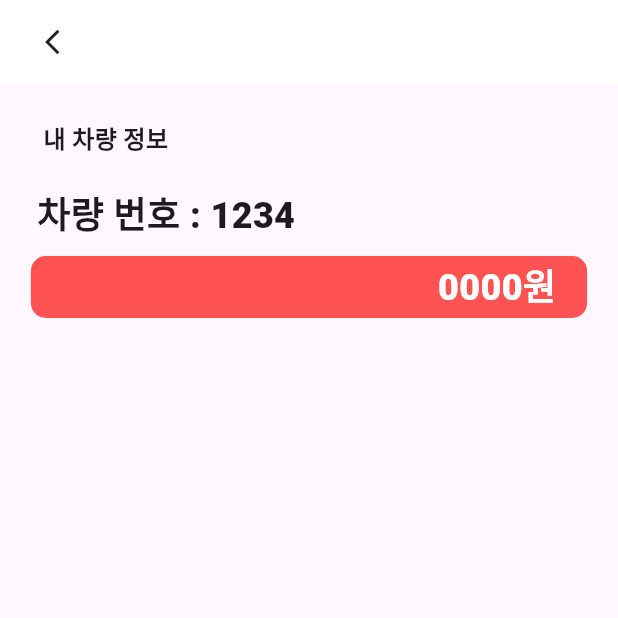
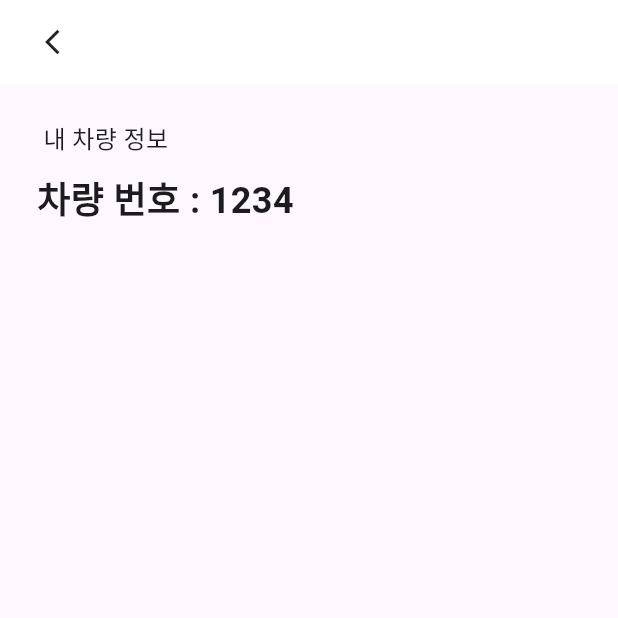
Before and after one commit to hyeonjoonpark/ORAI_IOT_APP, a Flutter app: the MyCarWidget screen opened directly, on a phone screen of 412 x 824 dp, the top half of it. Run offline on Flutter 3.47's test engine with Material 3 defaults, Android fonts, the phone set to English and light mode, and no system bars; our stand-ins replace flutter_map, flutter_screenutil, geolocator, get, latlong2; network calls fail.

Commit message:
FEAT: 화면 키보드

```diff
--- a/lib/ui/components/home_widget.dart
+++ b/lib/ui/components/home_widget.dart
@@ -46,6 +46,7 @@ class _HomeWidgetState extends State<HomeWidget> {
   Widget build(BuildContext context) {
     return ScreenUtilInit(
       builder: (context, child) => Scaffold(
+        resizeToAvoidBottomInset: true,
         appBar: AppBar(
           actions: const [
             CircleAvatar(
@@ -57,7 +58,11 @@ class _HomeWidgetState extends State<HomeWidget> {
             SizedBox(width: 10) // 간격을 설정합니다.
           ],
         ),
-        body: Center(
+        body: SingleChildScrollView(
+          child: GestureDetector(
+            onTap: () {
+              FocusScope.of(context).unfocus();
+            },
             child: Column(
               children: [
                 Container(
@@ -92,8 +97,8 @@ class _HomeWidgetState extends State<HomeWidget> {
                     onFieldSubmitted: (value) async {
                       // 비동기로 위치 정보를 가져오고, 상태를 업데이트합니다.
                       try {
-                      LatLng? newLocation =
-                          await mapController.getCoordinatesFromAddress(value);
+                        LatLng? newLocation = await mapController
+                            .getCoordinatesFromAddress(value);
                         setState(() {
                           currentLocation = newLocation;
                         });
@@ -152,6 +157,7 @@ class _HomeWidgetState extends State<HomeWidget> {
             ),
           ),
         ),
+      ),
     );
   }
 }
--- a/lib/ui/components/my_car.dart
+++ b/lib/ui/components/my_car.dart
@@ -12,7 +12,6 @@ class MyCarWidget extends StatefulWidget {
 }
 
 class _MyCarWidgetState extends State<MyCarWidget> {
-  bool isEntry = true;
   @override
   Widget build(BuildContext context) {
     return ScreenUtilInit(
@@ -28,11 +27,11 @@ class _MyCarWidgetState extends State<MyCarWidget> {
                   "내 차량 정보",
                   style: TextStyle(
                     fontSize: 16,
-                    fontWeight: FontWeight.w900,
+                    fontWeight: FontWeight.w400,
                   ),
                 ),
               ),
-              const SizedBox(height: 20),
+              const SizedBox(height: 10),
               Container(
                 alignment: Alignment.centerLeft,
                 margin: EdgeInsets.only(left: 0.06.sw),
@@ -40,36 +39,7 @@ class _MyCarWidgetState extends State<MyCarWidget> {
                   "차량 번호 : 1234",
                   style: TextStyle(
                     fontSize: 24,
-                    fontWeight: FontWeight.w900,
-                  ),
-                ),
-              ),
-              const SizedBox(
-                height: 10,
-              ),
-              Container(
-                width: 0.9.sw,
-                height: 0.05.sh,
-                alignment: Alignment.centerLeft,
-                decoration: BoxDecoration(
-                  // isEntry 값에 따라 색깔이 바뀜
-                  // true -> red
-                  // false -> grey
-                  color: isEntry
-                      ? Colors.redAccent
-                      : Color.fromARGB(255, 176, 176, 176),
-                  borderRadius: const BorderRadius.all(Radius.circular(10)),
-                ),
-                child: Container(
-                  padding: EdgeInsets.only(right: 0.05.sw),
-                  alignment: Alignment.centerRight,
-                  child: Text(
-                    isEntry ? "0000원" : "주차중이 아닙니다",
-                    style: const TextStyle(
-                      fontSize: 24,
-                      color: Colors.white,
-                      fontWeight: FontWeight.w900,
-                    ),
+                    fontWeight: FontWeight.w700,
                   ),
                 ),
               ),
```
Lines whose indentation alone changed are shown as unchanged.
